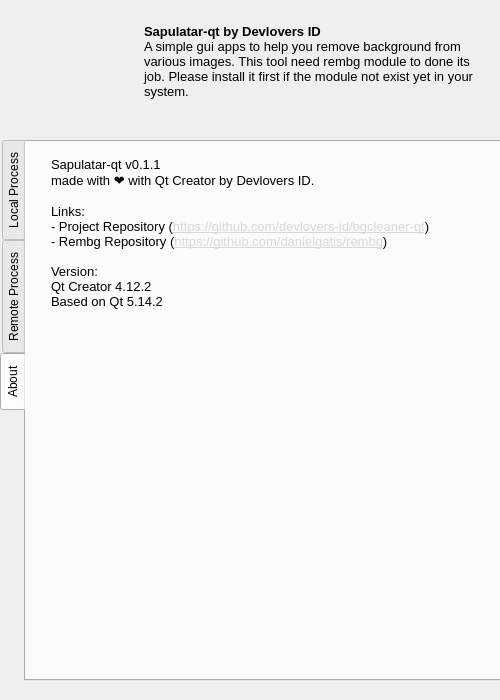
Old version of the form form.ui in the repository devlovers-id/sapulatar-qt.
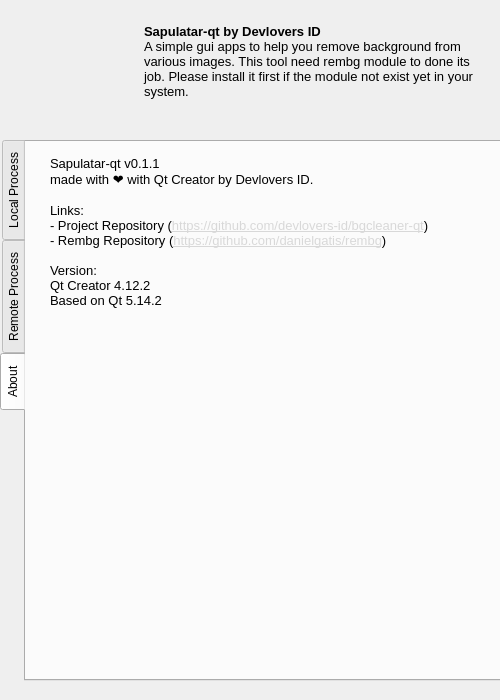
New version of the form. The open tabs and pages were chosen to show the change. Icons and pictures are not drawn.

Commit message: remove border

Patch:
```diff
--- a/form.ui
+++ b/form.ui
@@ -612,7 +612,8 @@
        </rect>
       </property>
       <property name="styleSheet">
-       <string notr="true">background-color: rgba(255, 255, 255, 0);</string>
+       <string notr="true">background-color: rgba(255, 255, 255, 0);
+border: none;</string>
       </property>
       <property name="html">
        <string>&lt;!DOCTYPE HTML PUBLIC &quot;-//W3C//DTD HTML 4.0//EN&quot; &quot;http://www.w3.org/TR/REC-html40/strict.dtd&quot;&gt;
```
